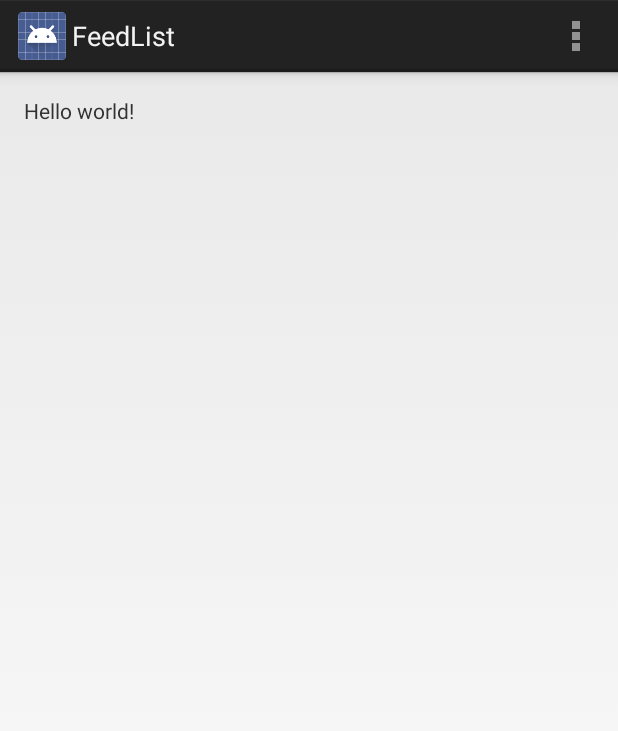
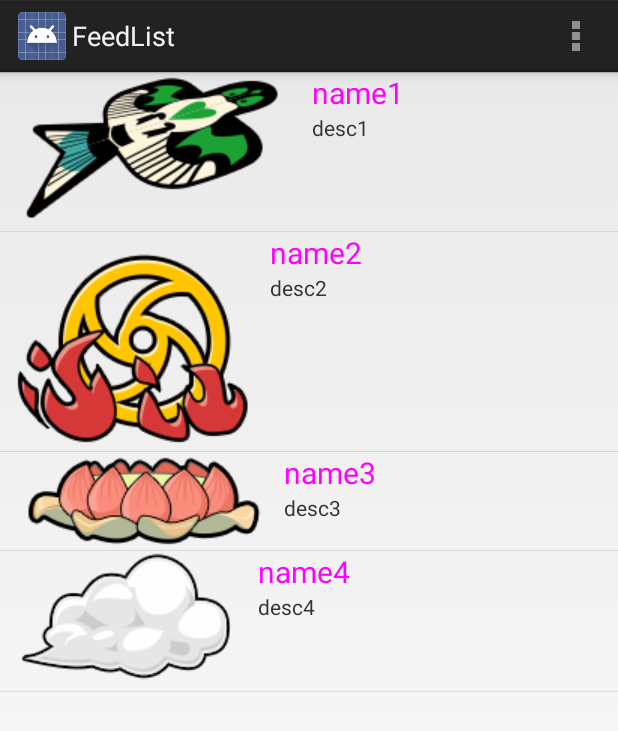
Before and after one commit to seanxiaoxiang/FeedList, an Android app: the screen it shows after launch (MainActivity), on a phone screen of 412 x 824 dp. Shown: the top 731 px of the screen. Run offline under Robolectric (Android 15) with nearby library versions, the phone set to English and light mode, and no system bars.

Commit message:
初步写了点feed的代码

```diff
--- a/app/src/main/java/com/example/wesleyxiao/feedlist/MainActivity.java
+++ b/app/src/main/java/com/example/wesleyxiao/feedlist/MainActivity.java
@@ -4,33 +4,67 @@ import android.app.Activity;
 import android.os.Bundle;
 import android.view.Menu;
 import android.view.MenuItem;
+import android.widget.ListView;
+import android.widget.SimpleAdapter;
+
+import java.util.ArrayList;
+import java.util.HashMap;
+import java.util.List;
+import java.util.Map;
+import java.util.Objects;
 
 
-public class MainActivity extends Activity {
+public class MainActivity extends Activity
+{
+    private String[] names = new String[]{"name1","name2","name3","name4"};
+    private String[] descs = new String[]{"desc1","desc2","desc3","desc4"};
+    private int[] imageIds = new int[]{R.drawable.fengzheng,R.drawable.fire,R.drawable.lianhua,R.drawable.yunduo};
 
     @Override
-    protected void onCreate(Bundle savedInstanceState) {
+    protected void onCreate(Bundle savedInstanceState)
+    {
         super.onCreate(savedInstanceState);
         setContentView(R.layout.activity_main);
+        List<Map<String,Object>> listitems = new ArrayList<Map<String, Object>>();
+        for(int i=0;i<names.length;i++)
+        {
+            Map<String,Object> item = new HashMap<String, Object>();
+            item.put("header",imageIds[i]);
+            item.put("name",names[i]);
+            item.put("desc",descs[i]);
+            listitems.add(item);
+        }
+
+        //创建一个simpleadapter
+        SimpleAdapter simpleAdapter = new SimpleAdapter(this,listitems,R.layout.simple_item,
+                new String[]{"name","header","desc"},
+                new int[]{R.id.name,R.id.header,R.id.desc});
+
+        ListView listView = (ListView)findViewById(R.id.feedlistview);
+
+        listView.setAdapter(simpleAdapter);
     }
 
 
     @Override
-    public boolean onCreateOptionsMenu(Menu menu) {
+    public boolean onCreateOptionsMenu(Menu menu)
+    {
         // Inflate the menu; this adds items to the action bar if it is present.
         getMenuInflater().inflate(R.menu.menu_main, menu);
         return true;
     }
 
     @Override
-    public boolean onOptionsItemSelected(MenuItem item) {
+    public boolean onOptionsItemSelected(MenuItem item)
+    {
         // Handle action bar item clicks here. The action bar will
         // automatically handle clicks on the Home/Up button, so long
         // as you specify a parent activity in AndroidManifest.xml.
         int id = item.getItemId();
 
         //noinspection SimplifiableIfStatement
-        if (id == R.id.action_settings) {
+        if (id == R.id.action_settings)
+        {
             return true;
         }
 
--- a/app/src/main/res/layout/activity_main.xml
+++ b/app/src/main/res/layout/activity_main.xml
@@ -1,11 +1,14 @@
-<RelativeLayout xmlns:android="http://schemas.android.com/apk/res/android"
-    xmlns:tools="http://schemas.android.com/tools" android:layout_width="match_parent"
-    android:layout_height="match_parent" android:paddingLeft="@dimen/activity_horizontal_margin"
-    android:paddingRight="@dimen/activity_horizontal_margin"
-    android:paddingTop="@dimen/activity_vertical_margin"
-    android:paddingBottom="@dimen/activity_vertical_margin" tools:context=".MainActivity">
+<LinearLayout xmlns:android="http://schemas.android.com/apk/res/android"
+    xmlns:tools="http://schemas.android.com/tools"
+    android:layout_width="match_parent"
+    android:layout_height="match_parent"
+    android:orientation="vertical"
+    >
 
-    <TextView android:text="@string/hello_world" android:layout_width="wrap_content"
-        android:layout_height="wrap_content" />
+<ListView
+    android:id="@+id/feedlistview"
+    android:layout_width="match_parent"
+    android:layout_height="match_parent">
+</ListView>
 
-</RelativeLayout>
+</LinearLayout>
--- /dev/null
+++ b/app/src/main/res/layout/simple_item.xml
@@ -0,0 +1,30 @@
+<?xml version="1.0" encoding="utf-8"?>
+<LinearLayout xmlns:android="http://schemas.android.com/apk/res/android"
+              android:orientation="horizontal"
+              android:layout_width="match_parent"
+              android:layout_height="wrap_content">
+<ImageView android:id="@+id/header"
+           android:layout_width="wrap_content"
+           android:layout_height="wrap_content"
+           android:paddingLeft="10dp"/>
+
+<LinearLayout android:id="@+id/liner"
+                  android:orientation="vertical"
+                  android:layout_width="match_parent"
+                  android:layout_height="wrap_content">
+    <TextView
+        android:id="@+id/name"
+        android:layout_width="wrap_content"
+        android:layout_height="wrap_content"
+        android:textSize="20dp"
+        android:textColor="#f0f"
+        android:paddingLeft="10dp"/>
+    <TextView
+        android:id="@+id/desc"
+        android:layout_width="wrap_content"
+        android:layout_height="wrap_content"
+        android:textSize="14dp"
+        android:paddingLeft="10dp"
+        />
+</LinearLayout>
+</LinearLayout>
```
Also changed, not shown: app/src/main/java/com/example/wesleyxiao/feedlist/FeedListActivity.java (added, +16 -0 lines), app/src/main/res/layout/feed_item.xml (added, +81 -0 lines), app/src/main/res/drawable/fengzheng.png (added), app/src/main/res/drawable/fire.png (added), app/src/main/res/drawable/lianhua.png (added), app/src/main/res/drawable/market_icon_arrow_down.png (added), app/src/main/res/drawable/timeline_icon_retweet.png (added), app/src/main/res/drawable/timeline_trend_icon_unlike.png (added), app/src/main/res/drawable/toolbar_comment_icon_nor_meizu.png (added), app/src/main/res/drawable/xiao2.png (added), app/src/main/res/drawable/yunduo.png (added), 1 other file.
